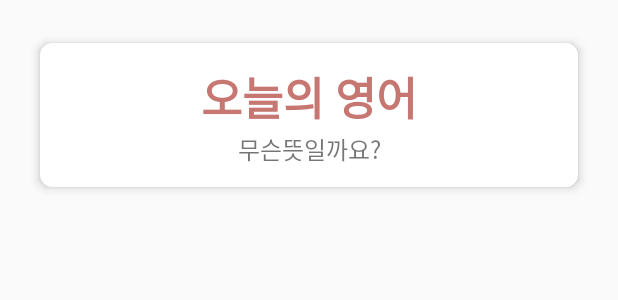
After one commit to Winter-project-2020/study_english_android, an Android app: the layout home1_item.xml on its own in the app's theme, with its tools: preview values and no code run, on a phone screen of 412 x 824 dp. The commit adds this screen. Shown: the top 300 px of the screen. Run offline under Robolectric (Android 15) with nearby library versions, the phone set to English and light mode, and no system bars.

```diff
--- /dev/null
+++ b/StudyEnglish/app/src/main/res/layout/home1_item.xml
@@ -0,0 +1,42 @@
+<?xml version="1.0" encoding="utf-8"?>
+<LinearLayout xmlns:android="http://schemas.android.com/apk/res/android"
+    xmlns:app="http://schemas.android.com/apk/res-auto"
+    android:orientation="vertical"
+    android:layout_width="match_parent"
+    android:layout_height="match_parent">
+
+    <androidx.cardview.widget.CardView
+        android:layout_width="match_parent"
+        android:layout_height="wrap_content"
+        android:layout_margin="20dp"
+        app:cardBackgroundColor="#ffffffff"
+        app:cardCornerRadius="8dp"
+        app:cardElevation="4dp"
+        app:cardUseCompatPadding="true">
+        <LinearLayout
+            android:layout_width="match_parent"
+            android:layout_height="wrap_content"
+            android:orientation="vertical"
+            android:layout_margin="13dp">
+
+            <TextView
+                android:id="@+id/english2"
+                android:layout_width="match_parent"
+                android:layout_height="wrap_content"
+                android:gravity="center"
+                android:text="오늘의 영어"
+                android:textColor="#C67771"
+                android:textSize="30sp"
+                android:textStyle="bold" />
+
+            <TextView
+                android:id="@+id/meaning2"
+                android:layout_width="match_parent"
+                android:layout_height="wrap_content"
+                android:gravity="center"
+                android:text="무슨뜻일까요?"
+                android:textSize="16sp" />
+        </LinearLayout>
+    </androidx.cardview.widget.CardView>
+
+</LinearLayout>
```
Also changed, not shown: StudyEnglish/app/src/main/java/org/jby/studyenglish/HomeFragment1.java (+41 -4 lines), StudyEnglish/app/src/main/java/org/jby/studyenglish/HomeFragment2.java (+28 -3 lines), StudyEnglish/app/src/main/java/org/jby/studyenglish/Note.java (added, +27 -0 lines), StudyEnglish/app/src/main/java/org/jby/studyenglish/NoteAdapter.java (added, +92 -0 lines), StudyEnglish/app/src/main/java/org/jby/studyenglish/OnItemClickListener.java (added, +7 -0 lines), StudyEnglish/app/src/main/java/org/jby/studyenglish/TodayNoteItemView.java (added, +41 -0 lines), StudyEnglish/app/src/main/res/anim/translate_in.xml (added, +11 -0 lines), StudyEnglish/app/src/main/res/anim/translate_out.xml (added, +11 -0 lines), StudyEnglish/app/src/main/res/layout/fragment_home1.xml (+5 -5 lines), StudyEnglish/app/src/main/res/layout/fragment_home2.xml (+3 -6 lines), StudyEnglish/app/src/main/res/layout/home2_item.xml (added, +41 -0 lines).
